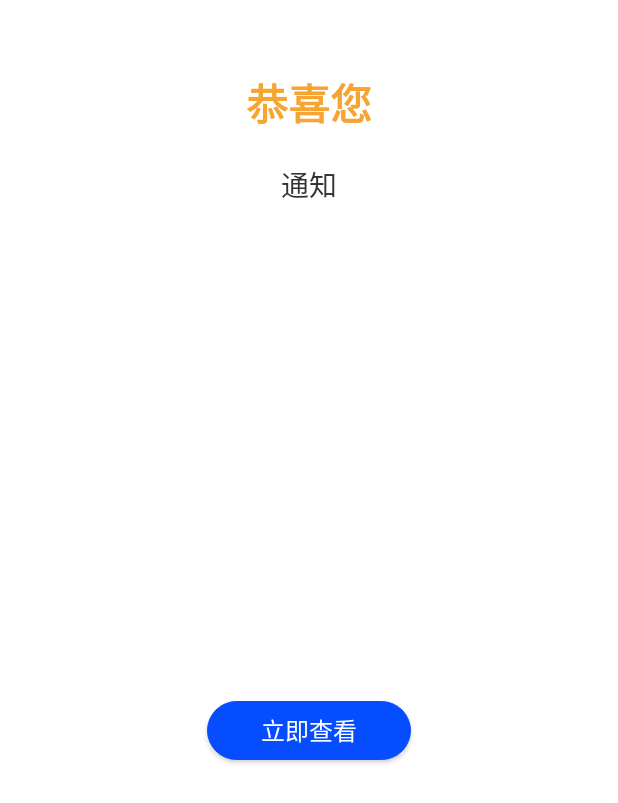
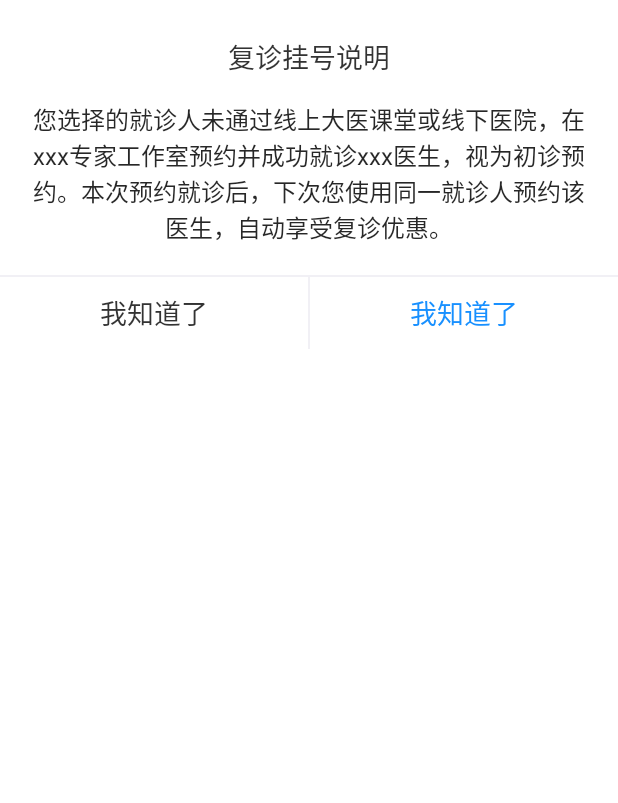
Before and after one commit to 874934733/vek-app, an Android app: the layout dialog_tip.xml on its own in the app's theme, with its tools: preview values and no code run, on a phone screen of 412 x 824 dp. Shown: the top 803 px of the screen. Run offline under Robolectric (Android 15) with nearby library versions, the phone set to English and light mode, and no system bars.

Commit message:
1.初始化项目

```diff
--- a/baselib/src/main/res/layout/dialog_tip.xml
+++ b/baselib/src/main/res/layout/dialog_tip.xml
@@ -1,108 +1,91 @@
 <?xml version="1.0" encoding="utf-8"?>
 <layout xmlns:android="http://schemas.android.com/apk/res/android"
-    xmlns:app="http://schemas.android.com/apk/res-auto"
     xmlns:tools="http://schemas.android.com/tools">
 
     <data>
 
     </data>
 
-    <androidx.constraintlayout.widget.ConstraintLayout
+    <RelativeLayout
         android:layout_width="match_parent"
-        android:layout_height="match_parent">
+        android:layout_height="wrap_content"
+        android:gravity="center_horizontal"
+        android:paddingTop="24dp">
 
         <ImageView
             android:id="@+id/iv_tip_dialog_img"
-            android:layout_width="wrap_content"
-            android:layout_height="wrap_content"
+            android:layout_width="35dp"
+            android:layout_height="35dp"
+            android:layout_centerHorizontal="true"
+            android:layout_marginBottom="10dp"
             android:visibility="gone"
-            app:layout_constraintEnd_toEndOf="parent"
-            app:layout_constraintTop_toTopOf="parent" />
+            android:contentDescription="TODO" />
 
         <TextView
             android:id="@+id/tv_tip_dialog_title"
             android:layout_width="wrap_content"
             android:layout_height="wrap_content"
-            android:layout_marginTop="@dimen/divider_71px"
-            android:textColor="@color/color_FFF6A532"
-            android:textSize="@dimen/divider_42px"
-            android:textStyle="bold"
-            app:layout_constraintStart_toStartOf="parent"
-            app:layout_constraintEnd_toEndOf="parent"
-            app:layout_constraintTop_toTopOf="parent"
-            tools:text="恭喜您" />
+            android:layout_below="@id/iv_tip_dialog_img"
+            android:layout_centerHorizontal="true"
+            android:layout_marginBottom="16dp"
+            android:textColor="#cc000000"
+            android:textSize="18sp"
+            tools:text="复诊挂号说明" />
 
         <TextView
             android:id="@+id/tv_tip_dialog_content"
             android:layout_width="wrap_content"
             android:layout_height="wrap_content"
-            android:layout_marginStart="@dimen/divider_65px"
-            android:layout_marginTop="@dimen/divider_29px"
-            android:layout_marginEnd="@dimen/divider_65px"
-            android:textColor="@color/color_FF333333"
-            android:textSize="@dimen/divider_28px"
-            app:layout_constraintStart_toStartOf="parent"
-            app:layout_constraintEnd_toEndOf="parent"
-            app:layout_constraintTop_toBottomOf="@+id/tv_tip_dialog_title"
-            tools:text="通知" />
+            android:layout_below="@id/tv_tip_dialog_title"
+            android:layout_centerHorizontal="true"
+            android:layout_marginStart="20dp"
+            android:layout_marginEnd="20dp"
+            android:gravity="center"
+            android:textColor="@color/txtBlackD8"
+            android:textSize="16sp"
+            tools:text="您选择的就诊人未通过线上大医课堂或线下医院，在xxx专家工作室预约并成功就诊xxx医生，视为初诊预约。本次预约就诊后，下次您使用同一就诊人预约该医生，自动享受复诊优惠。" />
+
+        <View
+            android:id="@+id/line"
+            android:layout_width="match_parent"
+            android:layout_height="1dp"
+            android:layout_below="@id/tv_tip_dialog_content"
+            android:layout_marginTop="20dp"
+            android:background="#FFF1F0F5" />
 
         <LinearLayout
-            android:id="@+id/confirmLayout"
             android:layout_width="match_parent"
-            android:layout_height="wrap_content"
-            android:layout_marginStart="@dimen/divider_92px"
-            android:layout_marginTop="@dimen/divider_72px"
-            android:layout_marginEnd="@dimen/divider_100px"
-            android:gravity="center"
-            android:orientation="horizontal"
-            android:paddingBottom="@dimen/divider_53px"
-            android:visibility="gone"
-            app:layout_constraintStart_toStartOf="parent"
-            app:layout_constraintEnd_toEndOf="parent"
-            app:layout_constraintTop_toBottomOf="@+id/tv_tip_dialog_content">
+            android:layout_height="48dp"
+            android:layout_below="@id/line"
+            android:orientation="horizontal">
 
-            <androidx.appcompat.widget.AppCompatButton
+            <TextView
                 android:id="@+id/tv_left"
-                android:layout_width="@dimen/divider_204px"
-                android:layout_height="@dimen/divider_59px"
-                android:background="@drawable/bg_dialog_tip_left"
+                android:layout_width="0dp"
+                android:layout_height="match_parent"
+                android:layout_weight="1"
                 android:gravity="center"
-                android:textColor="@color/color_FF4D7EFF"
-                android:textSize="@dimen/divider_24px"
-                tools:text="稍后再看" />
+                android:textColor="#cc000000"
+                android:textSize="18sp"
+                tools:text="我知道了" />
 
             <View
+                android:id="@+id/v_btm_divider"
+                android:layout_width="1dp"
+                android:layout_height="match_parent"
+                android:background="#FFF1F0F5" />
+
+            <TextView
+                android:id="@+id/tv_right"
                 android:layout_width="0dp"
                 android:layout_height="match_parent"
-                android:layout_weight="1" />
-
-            <androidx.appcompat.widget.AppCompatButton
-                android:id="@+id/tv_right"
-                android:layout_width="@dimen/divider_204px"
-                android:layout_height="@dimen/divider_59px"
-                android:background="@drawable/bg_dialog_tip_right"
+                android:layout_weight="1"
                 android:gravity="center"
-                android:textColor="@android:color/white"
-                android:textSize="@dimen/divider_24px"
-                tools:text="立即查看" />
+                android:textColor="@color/color_1890FF"
+                android:textSize="18sp"
+                tools:text="我知道了" />
 
         </LinearLayout>
 
-        <androidx.appcompat.widget.AppCompatButton
-            android:id="@+id/tvConfirm"
-            android:layout_width="@dimen/divider_204px"
-            android:layout_height="@dimen/divider_59px"
-            android:layout_marginTop="@dimen/divider_72px"
-            android:layout_marginBottom="@dimen/divider_53px"
-            android:background="@drawable/bg_dialog_tip_right"
-            android:gravity="center"
-            android:textColor="@android:color/white"
-            android:textSize="@dimen/divider_24px"
-            app:layout_constraintBottom_toBottomOf="parent"
-            app:layout_constraintStart_toStartOf="parent"
-            app:layout_constraintEnd_toEndOf="parent"
-            app:layout_constraintTop_toBottomOf="@+id/confirmLayout"
-            tools:text="立即查看" />
-
-    </androidx.constraintlayout.widget.ConstraintLayout>
+    </RelativeLayout>
 </layout>
```
Also changed, not shown: baselib/src/main/java/com/yingyangfly/baselib/bean/def/PermissionList.kt (+0 -15 lines), baselib/src/main/java/com/yingyangfly/baselib/dialog/LoadingDialog.kt (+15 -82 lines), baselib/src/main/java/com/yingyangfly/baselib/dialog/TipDialogFragment.kt (+38 -22 lines), baselib/src/main/java/com/yingyangfly/baselib/ext/ViewExt.kt (+6 -21 lines), baselib/src/main/java/com/yingyangfly/baselib/utils/CommonUtils.kt (+53 -0 lines), baselib/src/main/res/drawable/bg_dialog_loading.xml (added, +7 -0 lines), baselib/src/main/res/drawable/bg_loading_selector.xml (added, +16 -0 lines), baselib/src/main/res/layout/dialog_loading.xml (+26 -15 lines), home/src/main/java/com/yingyang/home/HomeActivity.kt (+31 -0 lines), baselib/src/main/res/mipmap-xxhdpi/loading.png (added).
